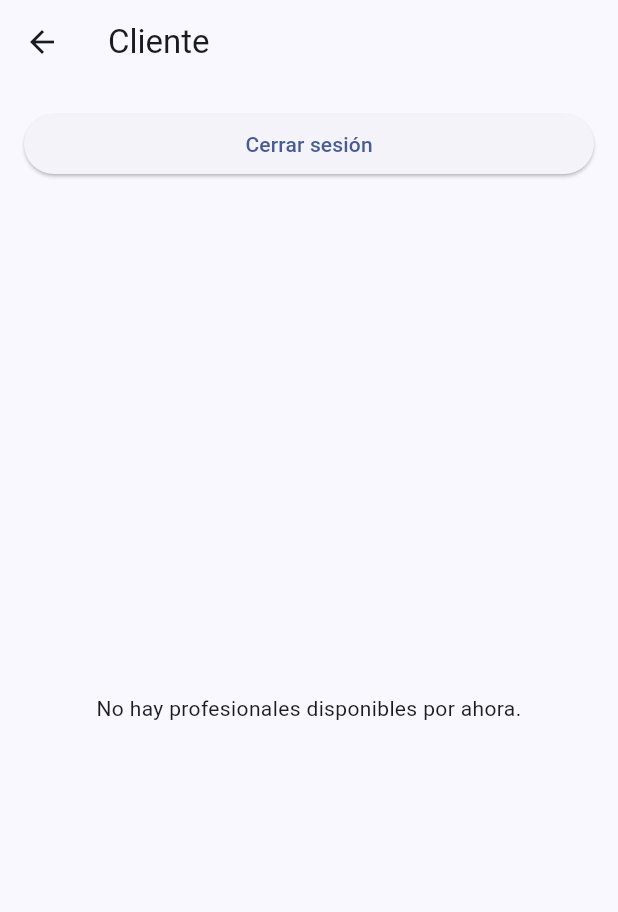
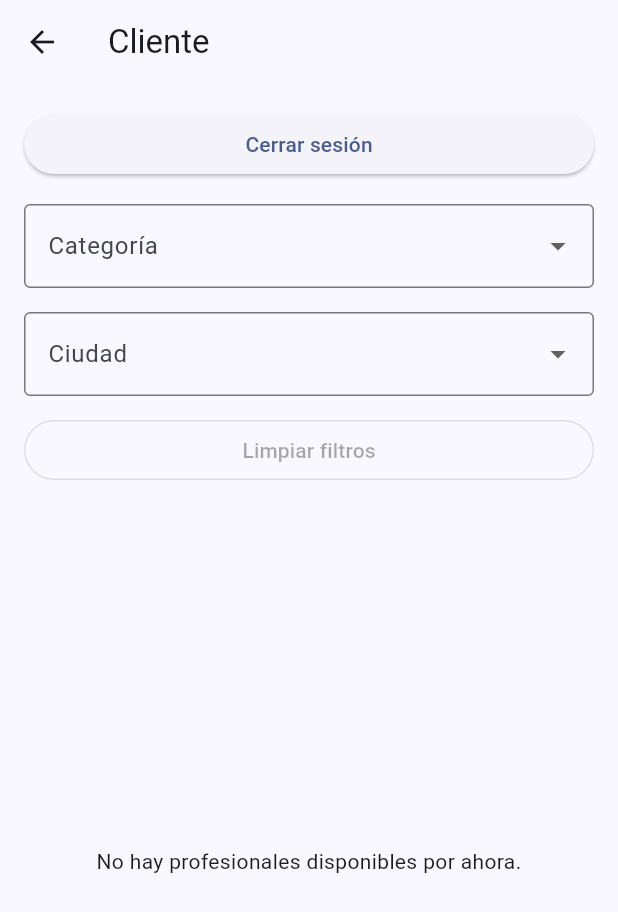
Before and after one commit to Nemsauce/app_profesionales, a Flutter app: the ClientHomeScreen screen opened directly, on a phone screen of 412 x 824 dp. Shown: the top 912 px of the screen. Run offline on Flutter 3.47's test engine with Material 3 defaults, Android fonts, the light colour scheme and no system bars; our stand-ins replace cloud_firestore, firebase_auth, firebase_core; accounts and stored records are empty.

Commit message:
Add client marketplace filters

```diff
--- a/lib/screens/client_home_screen.dart
+++ b/lib/screens/client_home_screen.dart
@@ -1,14 +1,22 @@
 import 'package:flutter/material.dart';
 
+import '../constants/app_constants.dart';
 import '../models/professional.dart';
 import '../services/auth_service.dart';
 import '../services/professional_service.dart';
 import 'professional_detail_screen.dart';
 
-class ClientHomeScreen extends StatelessWidget {
+class ClientHomeScreen extends StatefulWidget {
   const ClientHomeScreen({super.key});
 
-  static final ProfessionalService _professionalService = ProfessionalService();
+  @override
+  State<ClientHomeScreen> createState() => _ClientHomeScreenState();
+}
+
+class _ClientHomeScreenState extends State<ClientHomeScreen> {
+  final ProfessionalService _professionalService = ProfessionalService();
+  String? _selectedCategory;
+  String? _selectedCity;
 
   Future<void> _logout(BuildContext context) async {
     try {
@@ -21,8 +29,19 @@ class ClientHomeScreen extends StatelessWidget {
     }
   }
 
+  void _clearFilters() {
+    setState(() {
+      _selectedCategory = null;
+      _selectedCity = null;
+    });
+  }
+
   @override
   Widget build(BuildContext context) {
+    final hasFilters =
+        (_selectedCategory?.isNotEmpty ?? false) ||
+        (_selectedCity?.isNotEmpty ?? false);
+
     return Scaffold(
       appBar: AppBar(title: const Text('Cliente')),
       body: Padding(
@@ -35,9 +54,54 @@ class ClientHomeScreen extends StatelessWidget {
               child: const Text('Cerrar sesión'),
             ),
             const SizedBox(height: 16),
+            DropdownButtonFormField<String>(
+              key: ValueKey('category-${_selectedCategory ?? ''}'),
+              initialValue: _selectedCategory,
+              decoration: const InputDecoration(
+                labelText: 'Categoría',
+                border: OutlineInputBorder(),
+              ),
+              items: AppConstants.serviceCategories
+                  .map(
+                    (category) => DropdownMenuItem(
+                      value: category,
+                      child: Text(category),
+                    ),
+                  )
+                  .toList(),
+              onChanged: (value) {
+                setState(() => _selectedCategory = value);
+              },
+            ),
+            const SizedBox(height: 16),
+            DropdownButtonFormField<String>(
+              key: ValueKey('city-${_selectedCity ?? ''}'),
+              initialValue: _selectedCity,
+              decoration: const InputDecoration(
+                labelText: 'Ciudad',
+                border: OutlineInputBorder(),
+              ),
+              items: AppConstants.mainCities
+                  .map(
+                    (city) => DropdownMenuItem(value: city, child: Text(city)),
+                  )
+                  .toList(),
+              onChanged: (value) {
+                setState(() => _selectedCity = value);
+              },
+            ),
+            const SizedBox(height: 12),
+            OutlinedButton(
+              onPressed: hasFilters ? _clearFilters : null,
+              child: const Text('Limpiar filtros'),
+            ),
+            const SizedBox(height: 16),
             Expanded(
               child: StreamBuilder<List<Professional>>(
-                stream: _professionalService.getActiveProfessionals(),
+                stream: _professionalService.getActiveProfessionalsFiltered(
+                  category: _selectedCategory,
+                  city: _selectedCity,
+                ),
                 builder: (context, snapshot) {
                   if (snapshot.connectionState == ConnectionState.waiting) {
                     return const Center(child: CircularProgressIndicator());
@@ -55,9 +119,11 @@ class ClientHomeScreen extends StatelessWidget {
                   final professionals = snapshot.data ?? [];
 
                   if (professionals.isEmpty) {
-                    return const Center(
+                    return Center(
                       child: Text(
-                        'No hay profesionales disponibles por ahora.',
+                        hasFilters
+                            ? 'No hay profesionales disponibles con estos filtros.'
+                            : 'No hay profesionales disponibles por ahora.',
                         textAlign: TextAlign.center,
                       ),
                     );
```
